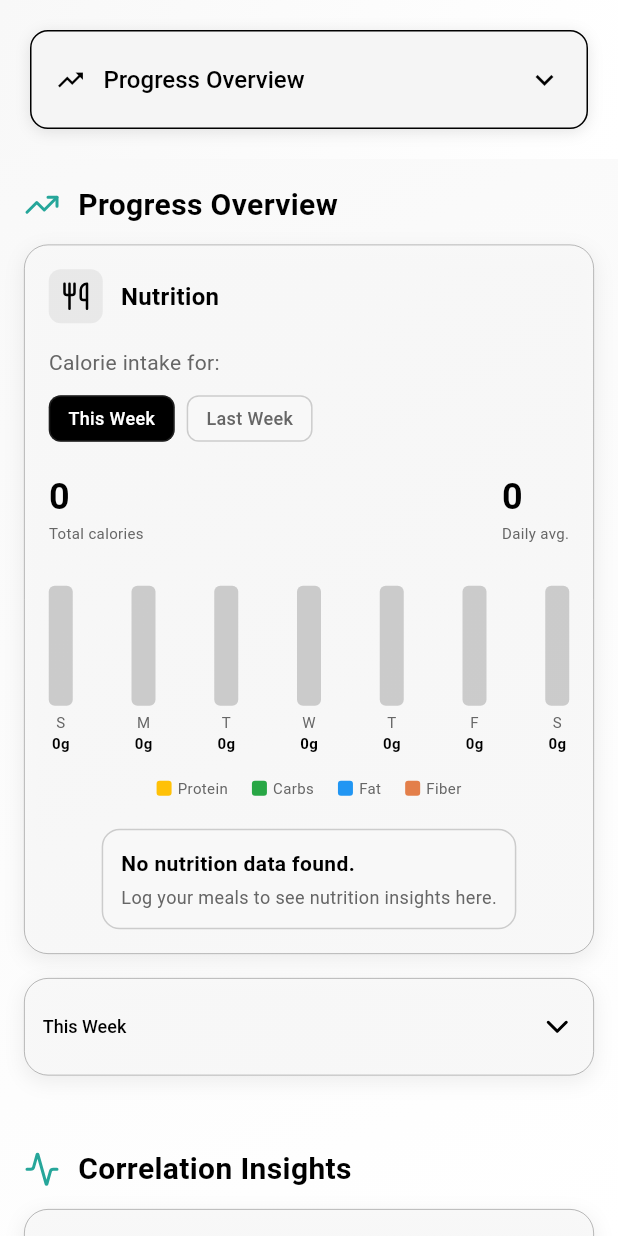
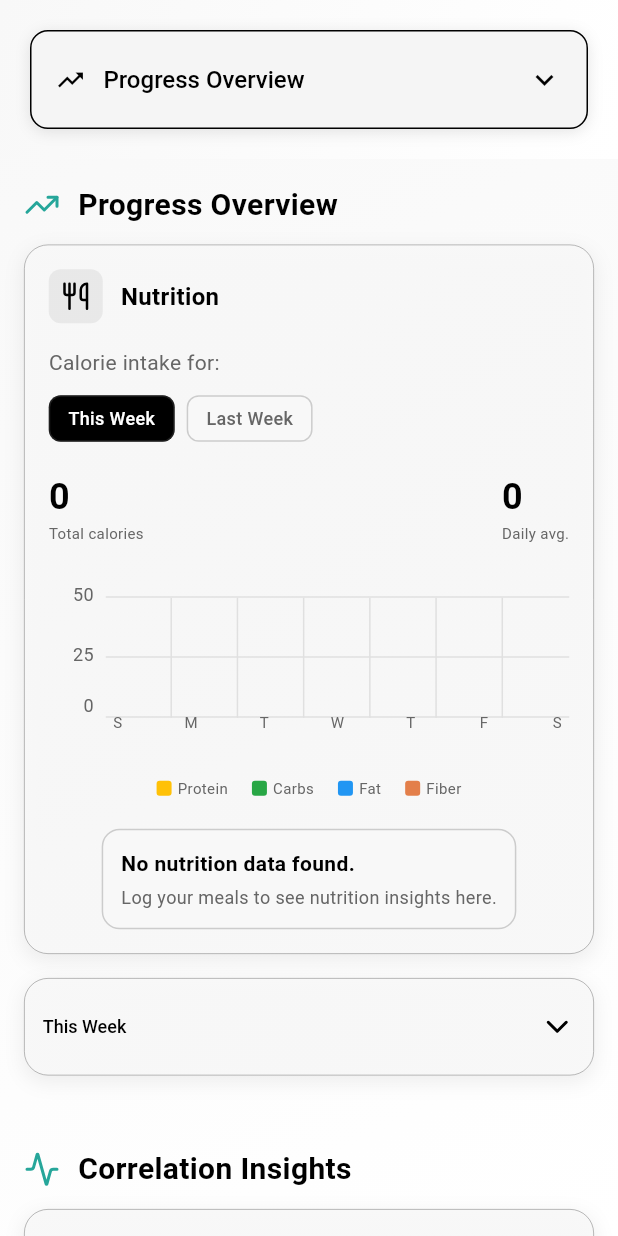
Before and after one commit to Sakshamjain98/Track-Ai-final, a Flutter app: the AnalyticsScreen screen opened by its route, on a phone screen of 412 x 824 dp. Run offline on Flutter 3.47's test engine with Material 3 defaults, Android fonts, the phone set to English and light mode, and no system bars; our stand-ins replace cloud_firestore, device_info_plus, firebase_auth, firebase_core, fl_chart, flutter_dotenv and 11 more; missing offline and left inert: universal_html; accounts and stored records are empty.

Commit message:
graph fixed

```diff
--- a/lib/features/analytics/screens/progress_overview.dart
+++ b/lib/features/analytics/screens/progress_overview.dart
@@ -1805,11 +1805,48 @@ class _ProgressOverviewPageState extends State<ProgressOverviewPage> {
   Widget _buildNutritionCard(AnalyticsProvider provider, bool isDark) {
     final totalCalories = _nutritionData['totalCalories']?.toDouble() ?? 0;
     final dailyAverage = _nutritionData['dailyAverage']?.toDouble() ?? 0;
-    // *** MODIFIED ***: Get the new macro map
     final dailyMacroGrams =
         _nutritionData['dailyMacroGrams'] as Map<String, dynamic>? ??
             <String, dynamic>{};
     final entries = _nutritionData['entries'] ?? 0;
+
+    // --- LOGIC MOVED HERE ---
+    // We calculate the max value here so we can pass it to the Y-axis, Grid, and Chart
+    final now = DateTime.now();
+    final startOfWeek = _selectedNutritionTimeframe == 'This Week'
+        ? now.subtract(Duration(days: now.weekday - 1))
+        : now.subtract(Duration(days: now.weekday + 6));
+
+    final days = List.generate(7, (index) {
+      final date = startOfWeek.add(Duration(days: index));
+      return date.toIso8601String().split('T')[0];
+    });
+
+    final values = days.map((date) {
+      final macroData = dailyMacroGrams[date] as Map<String, dynamic>?;
+      if (macroData == null) {
+        return {'protein': 0.0, 'carbs': 0.0, 'fat': 0.0, 'fiber': 0.0};
+      }
+      return {
+        'protein': (macroData['protein'] as num?)?.toDouble() ?? 0.0,
+        'carbs': (macroData['carbs'] as num?)?.toDouble() ?? 0.0,
+        'fat': (macroData['fat'] as num?)?.toDouble() ?? 0.0,
+        'fiber': (macroData['fiber'] as num?)?.toDouble() ?? 0.0,
+      };
+    }).toList();
+
+    final maxValue = values.isEmpty
+        ? 1.0
+        : values
+        .map((dayMacros) =>
+    dayMacros['protein']! +
+        dayMacros['carbs']! +
+        dayMacros['fat']! +
+        dayMacros['fiber']!)
+        .reduce((a, b) => a > b ? a : b);
+
+    final chartMaxValue = maxValue == 0 ? 50.0 : maxValue * 1.2;
+    // --- END OF MOVED LOGIC ---
 
     return Container(
       width: double.infinity,
@@ -1818,8 +1855,8 @@ class _ProgressOverviewPageState extends State<ProgressOverviewPage> {
       child: Column(
         crossAxisAlignment: CrossAxisAlignment.start,
         children: [
+          // Header row (Unchanged)
           Row(
-            // ... (Header row is unchanged)
             children: [
               Container(
                 padding: const EdgeInsets.all(8),
@@ -1847,8 +1884,9 @@ class _ProgressOverviewPageState extends State<ProgressOverviewPage> {
             ],
           ),
           const SizedBox(height: 16),
+          // Timeframe chips (Unchanged)
           Text(
-            'Calorie intake for:', // This label is still fine
+            'Calorie intake for:',
             style: TextStyle(
               fontSize: 14,
               color: AppColors.textSecondary(isDark),
@@ -1856,7 +1894,6 @@ class _ProgressOverviewPageState extends State<ProgressOverviewPage> {
           ),
           const SizedBox(height: 12),
           Row(
-            // ... (Timeframe chips are unchanged)
             children: [
               _buildTimeFrameChip(
                 'This Week',
@@ -1884,8 +1921,8 @@ class _ProgressOverviewPageState extends State<ProgressOverviewPage> {
               ? _buildNutritionLoading(isDark)
               : Column(
             children: [
+              // Total Calories and Daily Avg (Unchanged)
               Row(
-                // ... (Total Calories and Daily Avg text is unchanged)
                 mainAxisAlignment: MainAxisAlignment.spaceBetween,
                 children: [
                   Flexible(
@@ -1937,9 +1974,37 @@ class _ProgressOverviewPageState extends State<ProgressOverviewPage> {
                 ],
               ),
               const SizedBox(height: 20),
-              // *** MODIFIED ***: Pass the new map
-              _buildWeeklyChart(dailyMacroGrams, isDark),
-              // *** MODIFIED ***: Legend will be updated
+
+              // --- MODIFIED CHART SECTION ---
+              SizedBox(
+                height: 120, // Height for chart + X-axis labels
+                child: Row(
+                  crossAxisAlignment: CrossAxisAlignment.end,
+                  children: [
+                    // 1. Y-AXIS
+                    _buildYAxis(chartMaxValue, isDark),
+                    const SizedBox(width: 8),
+                    // 2. CHART (with grid lines behind it)
+                    Expanded(
+                      child: Stack(
+                        children: [
+                          // NEW: Grid lines
+                          _buildGridLines(chartMaxValue, isDark),
+                          // The bars
+                          _buildWeeklyChart(
+                            days: days,
+                            values: values,
+                            chartMaxValue: chartMaxValue,
+                            isDark: isDark,
+                          ),
+                        ],
+                      ),
+                    ),
+                  ],
+                ),
+              ),
+              // --- END OF MODIFIED SECTION ---
+
               const SizedBox(height: 16),
               _buildLegend(isDark),
               const SizedBox(height: 20),
@@ -1950,7 +2015,123 @@ class _ProgressOverviewPageState extends State<ProgressOverviewPage> {
       ),
     );
   }
-
+  // --- ADD THIS NEW WIDGET ---
+  Widget _buildGridLines(double chartMaxValue, bool isDark) {
+    const double chartHeight = 80.0;
+    const double bottomPadding = 40.0; // Total space at bottom for labels
+    const double barBottom = 24.0; // Actual space for text below bar
+    List<Widget> lines = [];
+
+    // --- Horizontal Lines ---
+    lines.add(
+      Positioned(
+        bottom: barBottom, // Align with the bottom of the bar
+        left: 0,
+        right: 0,
+        child: Container(height: 1, color: Colors.grey[300]),
+      ),
+    );
+
+    double increment = 1000;
+    if (chartMaxValue < 100) increment = 25;
+    else if (chartMaxValue < 500) increment = 100;
+    else if (chartMaxValue < 2000) increment = 500;
+
+    for (double i = increment; i <= chartMaxValue; i += increment) {
+      double bottom = ((i / chartMaxValue) * chartHeight) + barBottom;
+      if (bottom > (chartHeight + barBottom)) continue;
+      lines.add(
+        Positioned(
+          bottom: bottom,
+          left: 0,
+          right: 0,
+          child: Container(height: 1, color: Colors.grey[300]),
+        ),
+      );
+    }
+
+    // --- Vertical Lines ---
+    lines.add(
+      Positioned(
+        bottom: barBottom,
+        top: 120 - (chartHeight + barBottom), // 120 (total) - 80 (bar) - 24 (text)
+        left: 0,
+        right: 0,
+        child: Row(
+          children: List.generate(7, (index) {
+            return Expanded(
+              child: (index == 6)
+                  ? const SizedBox() // Don't draw line after last day
+                  : Container(
+                alignment: Alignment.centerRight,
+                child: Container(width: 1, color: Colors.grey[300]),
+              ),
+            );
+          }),
+        ),
+      ),
+    );
+
+    return Stack(children: lines);
+  }
+// --- ADD THIS NEW WIDGET ---
+  // --- REPLACE THIS WIDGET ---
+  Widget _buildYAxis(double chartMaxValue, bool isDark) {
+    const double chartHeight = 80.0;
+    const double yAxisWidth = 30.0;
+    const double bottomPadding = 24.0; // Space for X-axis labels
+
+    List<Widget> labels = [];
+
+    // Add "0" label
+    labels.add(
+      Positioned(
+        bottom: bottomPadding, // Align with the bottom of the bar
+        right: 0,
+        child: Text(
+          '0',
+          style: TextStyle(
+            fontSize: 12, // <-- FONT SIZE INCREASED
+            color: AppColors.textSecondary(isDark),
+          ),
+        ),
+      ),
+    );
+
+    double increment = 1000;
+    if (chartMaxValue < 100) increment = 25;
+    else if (chartMaxValue < 500) increment = 100;
+    else if (chartMaxValue < 2000) increment = 500;
+
+    for (double i = increment; i <= chartMaxValue; i += increment) {
+      // Calculate position relative to the bar's height
+      double bottom = ((i / chartMaxValue) * chartHeight) + bottomPadding;
+
+      if (bottom > (chartHeight + bottomPadding) || bottom < (bottomPadding + 15)) continue;
+
+      labels.add(
+        Positioned(
+          bottom: bottom - 6, // Adjust to center the text
+          right: 0,
+          child: Text(
+            '${i.toInt()}',
+            style: TextStyle(
+              fontSize: 12, // <-- FONT SIZE INCREASED
+              color: AppColors.textSecondary(isDark),
+            ),
+          ),
+        ),
+      );
+    }
+
+    return SizedBox(
+      width: yAxisWidth,
+      height: 120, // Must match _buildWeeklyChart height
+      child: Stack(
+        children: labels,
+      ),
+    );
+  }
   Widget _buildLegend(bool isDark) {
     return Row(
       mainAxisAlignment: MainAxisAlignment.center,
@@ -2035,51 +2216,18 @@ class _ProgressOverviewPageState extends State<ProgressOverviewPage> {
     );
   }
 
-  // *** REPLACE _buildWeeklyChart ***
-  Widget _buildWeeklyChart(Map<String, dynamic> dailyMacroGrams, bool isDark) {
-    final now = DateTime.now();
-    final startOfWeek = _selectedNutritionTimeframe == 'This Week'
-        ? now.subtract(Duration(days: now.weekday - 1))
-        : now.subtract(Duration(days: now.weekday + 6));
-
-    final days = List.generate(7, (index) {
-      final date = startOfWeek.add(Duration(days: index));
-      return date.toIso8601String().split('T')[0];
-    });
-
-    // MODIFIED: Get macro data for each day
-    final values = days.map((date) {
-      final macroData = dailyMacroGrams[date] as Map<String, dynamic>?;
-      if (macroData == null) {
-        return {'protein': 0.0, 'carbs': 0.0, 'fat': 0.0, 'fiber': 0.0};
-      }
-      // Ensure all keys exist and are doubles
-      return {
-        'protein': (macroData['protein'] as num?)?.toDouble() ?? 0.0,
-        'carbs': (macroData['carbs'] as num?)?.toDouble() ?? 0.0,
-        'fat': (macroData['fat'] as num?)?.toDouble() ?? 0.0,
-        'fiber': (macroData['fiber'] as num?)?.toDouble() ?? 0.0,
-      };
-    }).toList();
-
-    // MODIFIED: Calculate max value from the sum of *macros* (grams)
-    final maxValue = values.isEmpty
-        ? 1.0
-        : values
-        .map((dayMacros) =>
-    dayMacros['protein']! +
-        dayMacros['carbs']! +
-        dayMacros['fat']! +
-        dayMacros['fiber']!)
-        .reduce((a, b) => a > b ? a : b);
-
-    // Use 50g as a default max if 0, otherwise add 20% padding
-    final chartMaxValue = maxValue == 0 ? 50.0 : maxValue * 1.2;
-
+  // --- REPLACE THIS WIDGET ---
+  Widget _buildWeeklyChart({
+    required List<String> days,
+    required List<Map<String, double>> values,
+    required double chartMaxValue,
+    required bool isDark,
+  }) {
     return Container(
-      height: 120, // Increased height for bar + text
+      height: 120, // Must match _buildYAxis height
       child: Row(
         mainAxisAlignment: MainAxisAlignment.spaceBetween,
+        crossAxisAlignment: CrossAxisAlignment.end,
         children: days.asMap().entries.map((entry) {
           final index = entry.key;
           final dayMacros = values[index];
@@ -2102,7 +2250,6 @@ class _ProgressOverviewPageState extends State<ProgressOverviewPage> {
       ),
     );
   }
-
   Widget _buildDayColumn(String day, Map<String, double> dayMacros,
       double totalValue, bool isDark, double chartMaxValue) {
     const double chartHeight = 80.0; // Max height of the bar itself
@@ -2134,7 +2281,7 @@ class _ProgressOverviewPageState extends State<ProgressOverviewPage> {
           width: 16,
           height: chartHeight,
           decoration: BoxDecoration(
-            color: AppColors.textSecondary(isDark).withOpacity(0.3),
+            color: Colors.transparent, // <-- FIX: Make it transparent
             borderRadius: BorderRadius.circular(4),
           ),
           child: ClipRRect(
@@ -2169,7 +2316,7 @@ class _ProgressOverviewPageState extends State<ProgressOverviewPage> {
         ),
         Text(
           // Show total grams
-          totalValue > 0 ? '${totalValue.toInt()}g' : '0g',
+          totalValue > 0 ? '${totalValue.toInt()}g' : '',
           style: TextStyle(
             fontSize: 10,
             fontWeight: FontWeight.w600,
--- a/lib/features/home/presentation/meal_detail_screen.dart
+++ b/lib/features/home/presentation/meal_detail_screen.dart
@@ -150,11 +150,11 @@ class MealDetailScreen extends StatelessWidget {
             Center(
               child: Column(
                 children: [
-                  Icon(lucide.LucideIcons.flame, color: Colors.cyan, size: sw * 0.07),
+                  Icon(lucide.LucideIcons.flame, color: Colors.black, size: sw * 0.07),
                   SizedBox(height: sh * 0.01),
                   Text(
                     '${entry.calories}',
-                    style: TextStyle(fontSize: sw * 0.12, fontWeight: FontWeight.bold, color: Colors.cyan),
+                    style: TextStyle(fontSize: sw * 0.12, fontWeight: FontWeight.bold, color: Colors.black),
                   ),
                   Text(
                     'kcal',
```
